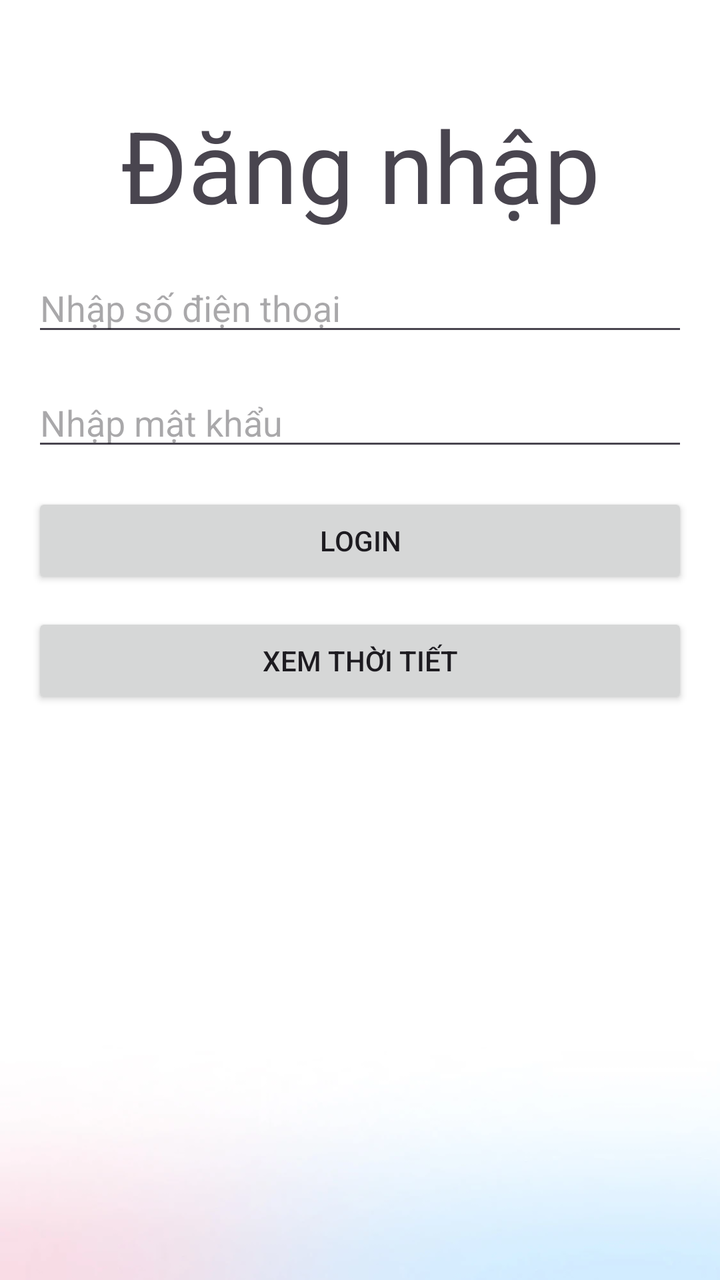
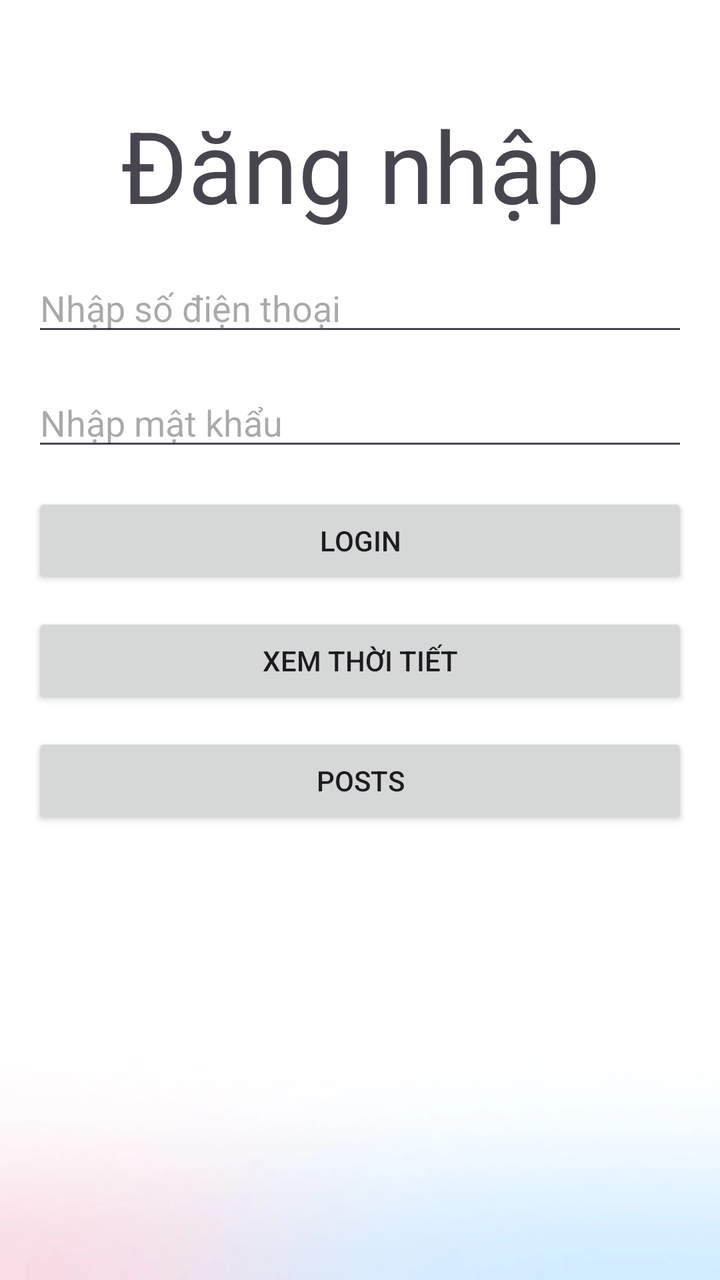

The first picture is an Android layout as it rendered before a commit; the second is the same layout after the commit. The layout source and the unified diff follow.
<!-- AndroidManifest.xml: application theme Theme.StudyAndroid -->
<!-- res/layout/activity_login.xml -->
<androidx.constraintlayout.widget.ConstraintLayout xmlns:android="http://schemas.android.com/apk/res/android"
    xmlns:app="http://schemas.android.com/apk/res-auto"
    android:layout_width="match_parent"
    android:layout_height="match_parent"
    android:background="@drawable/bg_login">

    <TextView
        android:id="@+id/tvTitle"
        android:layout_width="wrap_content"
        android:layout_height="wrap_content"
        android:layout_marginStart="16dp"
        android:layout_marginTop="24dp"
        android:layout_marginEnd="16dp"
        android:maxLines="1"
        android:paddingTop="25dp"
        android:text="Đăng nhập"
        android:textSize="50sp"
        app:layout_constraintEnd_toEndOf="parent"
        app:layout_constraintStart_toStartOf="parent"
        app:layout_constraintTop_toTopOf="parent" />

    <EditText
        android:id="@+id/phoneNumber"
        android:layout_width="0dp"
        android:layout_height="wrap_content"
        android:layout_marginStart="16dp"
        android:layout_marginTop="16dp"

        android:layout_marginEnd="16dp"
        android:hint="Nhập số điện thoại"
        android:inputType="phone"
        app:layout_constraintEnd_toEndOf="parent"
        app:layout_constraintStart_toStartOf="parent"
        app:layout_constraintTop_toBottomOf="@+id/tvTitle" />

    <androidx.constraintlayout.widget.ConstraintLayout
        android:id="@+id/layoutPassword"
        android:layout_width="0dp"
        android:layout_height="wrap_content"
        android:layout_marginStart="16dp"
        android:layout_marginTop="16dp"
        android:layout_marginEnd="16dp"
        app:layout_constraintTop_toBottomOf="@id/phoneNumber"
        app:layout_constraintStart_toStartOf="parent"
        app:layout_constraintEnd_toEndOf="parent">

        <EditText
            android:id="@+id/password"
            android:layout_width="0dp"
            android:layout_height="wrap_content"
            android:hint="Nhập mật khẩu"
            android:inputType="textPassword"
            android:paddingEnd="48dp"
            app:layout_constraintStart_toStartOf="parent"
            app:layout_constraintEnd_toEndOf="parent"
            app:layout_constraintTop_toTopOf="parent" />

        <ImageView
            android:id="@+id/imgEye"
            android:layout_width="24dp"
            android:layout_height="24dp"
            android:layout_marginEnd="12dp"
            app:layout_constraintTop_toTopOf="@id/password"
            app:layout_constraintBottom_toBottomOf="@id/password"
            app:layout_constraintEnd_toEndOf="@id/password" />

    </androidx.constraintlayout.widget.ConstraintLayout>

    <Button
        android:id="@+id/btnLogin"
        android:layout_width="0dp"
        android:layout_height="wrap_content"
        android:layout_marginStart="16dp"

        android:layout_marginTop="16dp"
        android:layout_marginEnd="16dp"
        android:text="Login"

        app:layout_constraintEnd_toEndOf="parent"
        app:layout_constraintStart_toStartOf="parent"
        app:layout_constraintTop_toBottomOf="@id/layoutPassword" />

    <Button
        android:id="@+id/btnWeather"
        android:layout_width="0dp"
        android:layout_height="wrap_content"
        android:layout_marginStart="16dp"
        android:layout_marginTop="12dp"
        android:layout_marginEnd="16dp"
        android:text="Xem thời tiết"
        app:layout_constraintTop_toBottomOf="@id/btnLogin"
        app:layout_constraintStart_toStartOf="parent"
        app:layout_constraintEnd_toEndOf="parent" />

</androidx.constraintlayout.widget.ConstraintLayout>
<!-- resources referenced by this layout -->
<resources>
  <!-- drawable bg_login: webp bitmap (drawable, 9674 bytes) -->
  <style name="Theme.StudyAndroid" parent="Base.Theme.StudyAndroid" />
  <style name="Base.Theme.StudyAndroid" parent="Theme.Material3.DayNight.NoActionBar">
          
          
      </style>
</resources>

<!-- the commit's change to res/layout/activity_login.xml (unified diff, before → after) -->
@@ -92,4 +92,16 @@
         app:layout_constraintStart_toStartOf="parent"
         app:layout_constraintEnd_toEndOf="parent" />
 
+    <Button
+        android:id="@+id/btnPosts"
+        android:layout_width="0dp"
+        android:layout_height="wrap_content"
+        android:layout_marginStart="16dp"
+        android:layout_marginTop="12dp"
+        android:layout_marginEnd="16dp"
+        android:text="Posts"
+        app:layout_constraintTop_toBottomOf="@id/btnWeather"
+        app:layout_constraintStart_toStartOf="parent"
+        app:layout_constraintEnd_toEndOf="parent" />
+
 </androidx.constraintlayout.widget.ConstraintLayout>
